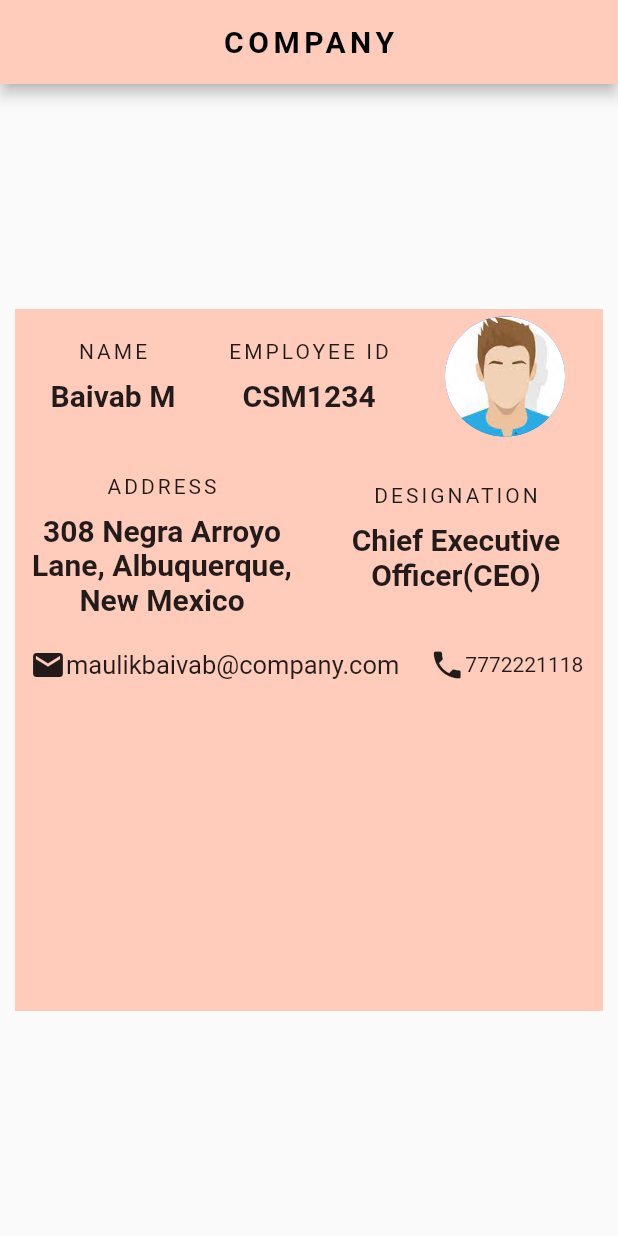
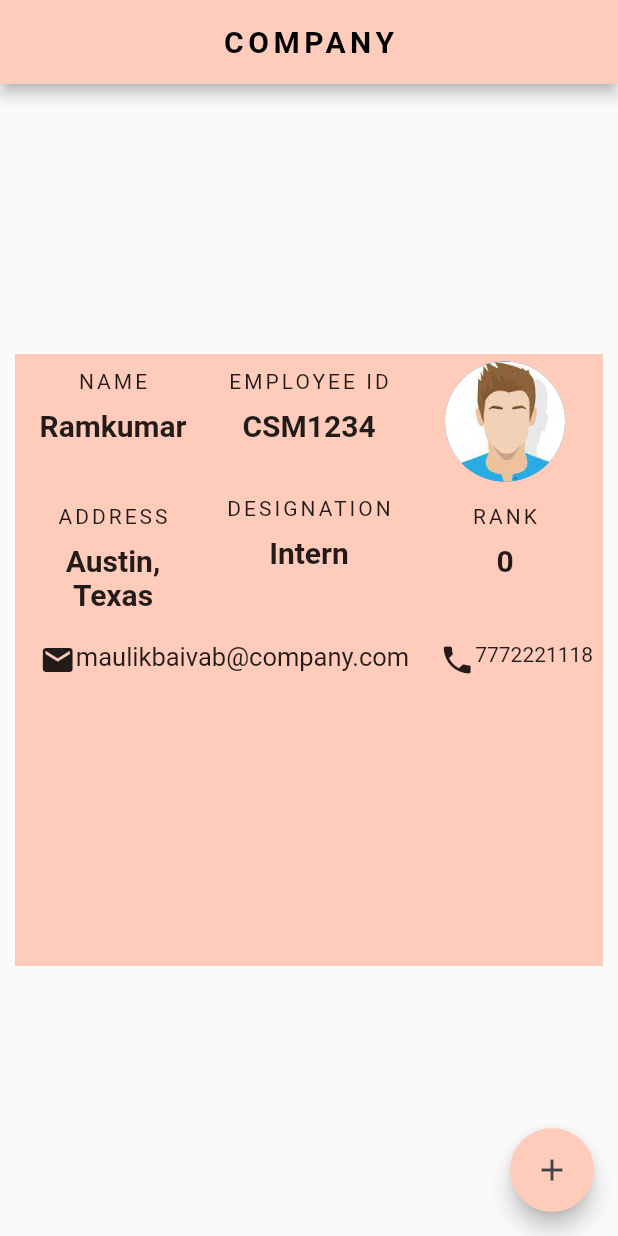
Before and after one commit to bml13052000/flutter_app_demo, a Flutter app: the screen it shows after launch, on a phone screen of 412 x 824 dp. Run offline on Flutter 3.47's test engine with Material 2 defaults, Android fonts, the phone set to English and light mode, and no system bars.

Commit message:
converted stateless idcard to stateful idcard

```diff
--- a/lib/id_cart.dart
+++ b/lib/id_cart.dart
@@ -3,8 +3,16 @@ import 'package:flutter/material.dart';
 import 'package:flutter/painting.dart';
 
 // ignore: camel_case_types
-class identityCard extends StatelessWidget {
+class identityCard extends StatefulWidget {
   const identityCard({Key key}) : super(key: key);
+
+  @override
+  _identityCardState createState() => _identityCardState();
+}
+
+class _identityCardState extends State<identityCard> {
+
+  int rank = 0;
 
   @override
   Widget build(BuildContext context) {
@@ -21,12 +29,27 @@ class identityCard extends StatelessWidget {
         centerTitle: true,
         backgroundColor: Colors.deepOrange[100],
       ),
+      floatingActionButton: FloatingActionButton(
+        onPressed: (){
+          setState(() {
+            rank=rank+1;
+          });
+        },
+        child: Icon(
+          Icons.add,
+          color: Colors.grey[800],
+
+        ),
+        backgroundColor: Colors.deepOrange[100],
+      ),
       body: Padding(
-        padding: const EdgeInsets.symmetric(vertical: 150,horizontal: 10),
+        padding: const EdgeInsets.symmetric(vertical: 180,horizontal: 10),
         child: Container(
           color: Colors.deepOrange[100],
           child: Column(
             children:[ Row(
+              crossAxisAlignment: CrossAxisAlignment.start,
+              mainAxisAlignment: MainAxisAlignment.center,
               children: [
                 Expanded(
                   flex: 1,
@@ -44,7 +67,7 @@ class identityCard extends StatelessWidget {
                       SizedBox(height: 10),
 
                     Text(
-                      "Baivab M",
+                      "Ramkumar",
                       textAlign: TextAlign.center,
                       style: TextStyle(
                         fontWeight: FontWeight.bold,
@@ -101,6 +124,8 @@ class identityCard extends StatelessWidget {
                 color: Colors.grey[600],
               ),*/
               Row(
+                crossAxisAlignment: CrossAxisAlignment.start,
+                mainAxisAlignment: MainAxisAlignment.center,
                 children: [
                   Expanded(
                     flex: 1,
@@ -110,7 +135,7 @@ class identityCard extends StatelessWidget {
                       color: Colors.deepOrange[100],
                       child: Column(
                           children: [
-                            SizedBox(height: 10,),
+                            // SizedBox(height: 10,),
                           Text(
                             "ADDRESS",
                             style: TextStyle(
@@ -121,7 +146,7 @@ class identityCard extends StatelessWidget {
                             SizedBox(height: 10),
 
                             Text(
-                              "308 Negra Arroyo Lane, Albuquerque, New Mexico",
+                              "Austin, Texas",
                               textAlign: TextAlign.center,
                               style: TextStyle(
                                 fontWeight: FontWeight.bold,
@@ -137,7 +162,7 @@ class identityCard extends StatelessWidget {
                     flex: 1,
                     child: Container(
                       alignment: Alignment.center,
-                      padding: EdgeInsets.all(10),
+                      padding: EdgeInsets.all(5),
                       color: Colors.deepOrange[100],
                       child: Column(
                           children: [
@@ -151,7 +176,36 @@ class identityCard extends StatelessWidget {
                             SizedBox(height: 10),
 
                             Text(
-                              "Chief Executive Officer(CEO)",
+                              "Intern",
+                              textAlign: TextAlign.center,
+                              style: TextStyle(
+                                fontWeight: FontWeight.bold,
+                                fontSize: 20,
+                              ),
+                            ),
+                          ]
+                      ),
+                    ),
+                  ),
+                  Expanded(
+                    flex: 1,
+                    child: Container(
+                      alignment: Alignment.center,
+                      padding: EdgeInsets.all(10),
+                      color: Colors.deepOrange[100],
+                      child: Column(
+                          children: [
+                            Text(
+                              "RANK",
+                              style: TextStyle(
+                                  letterSpacing: 2
+                              ),
+                            ),
+
+                            SizedBox(height: 10),
+
+                            Text(
+                              "$rank",
                               textAlign: TextAlign.center,
                               style: TextStyle(
                                 fontWeight: FontWeight.bold,
@@ -168,6 +222,8 @@ class identityCard extends StatelessWidget {
               ),
               SizedBox(height: 10,),
               Row(
+                crossAxisAlignment: CrossAxisAlignment.start,
+                mainAxisAlignment: MainAxisAlignment.center,
                 children: [
                   SizedBox(width: 10,),
                   Icon(
```
